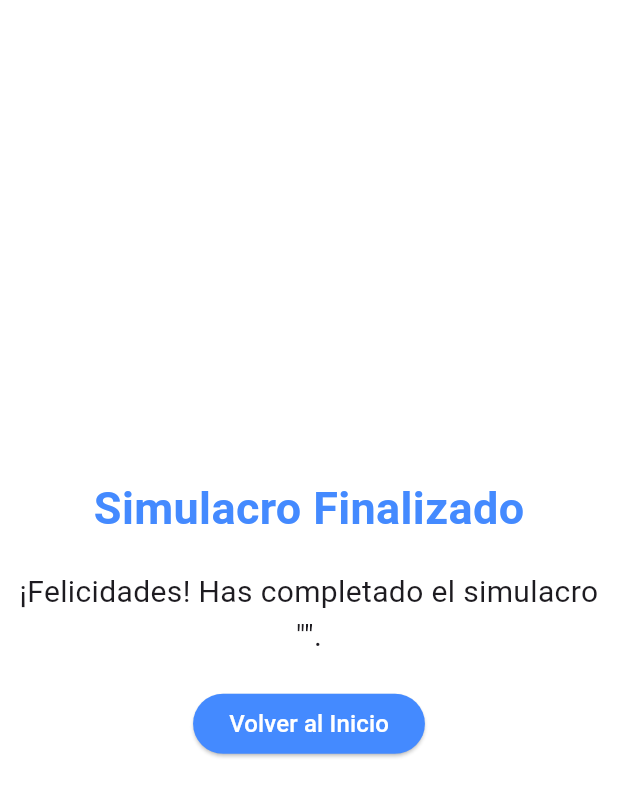
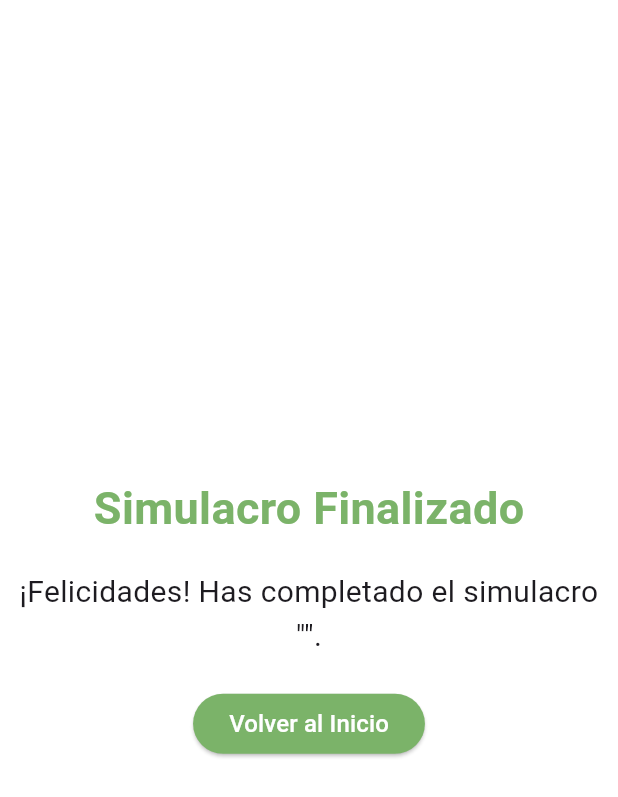
Before and after one commit to JosCariDe/front-preparate-icfes-caribe, a Flutter app: the FinalizarSimulacroScreen screen opened directly with empty values, on a phone screen of 412 x 824 dp. Shown: the top 797 px of the screen. Run offline on Flutter 3.47's test engine with Material 3 defaults, Android fonts, the phone set to English and light mode, and no system bars; network calls fail.

Commit message:
hotfix/solucionando errores de colores en finalizarSimulacro_screen

```diff
--- a/lib/presentation/screens/finalizar_simulacro_screen.dart
+++ b/lib/presentation/screens/finalizar_simulacro_screen.dart
@@ -1,4 +1,5 @@
 
+import 'package:caribe_app/config/theme/app_theme.dart';
 import 'package:caribe_app/domain/entities/simulacro.dart';
 import 'package:caribe_app/presentation/screens/home_screen.dart';
 import 'package:flutter/material.dart';
@@ -24,7 +25,7 @@ class FinalizarSimulacroScreen extends StatelessWidget {
                   'Simulacro Finalizado',
                   style: TextStyle(
                     fontSize: 30,
-                    color: Colors.blueAccent,
+                    color: primaryColor,
                     fontWeight: FontWeight.bold,
                   ),
                 ),
@@ -41,7 +42,7 @@ class FinalizarSimulacroScreen extends StatelessWidget {
                   },
                   style: ButtonStyle(
                     backgroundColor:
-                        WidgetStateProperty.all<Color>(Colors.blueAccent),
+                        WidgetStateProperty.all<Color>(primaryColor),
                   ),
                   child: Text(
                     'Volver al Inicio',
```
Also changed, not shown: lib/presentation/screens/preguntas_screen.dart (+9 -0 lines).
